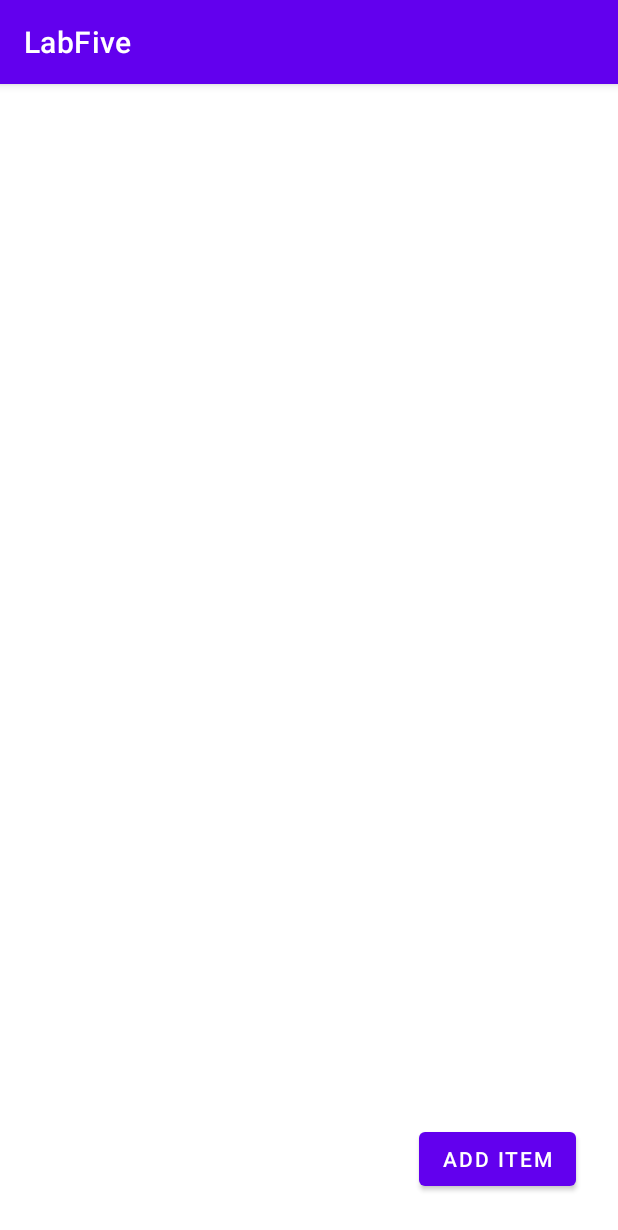
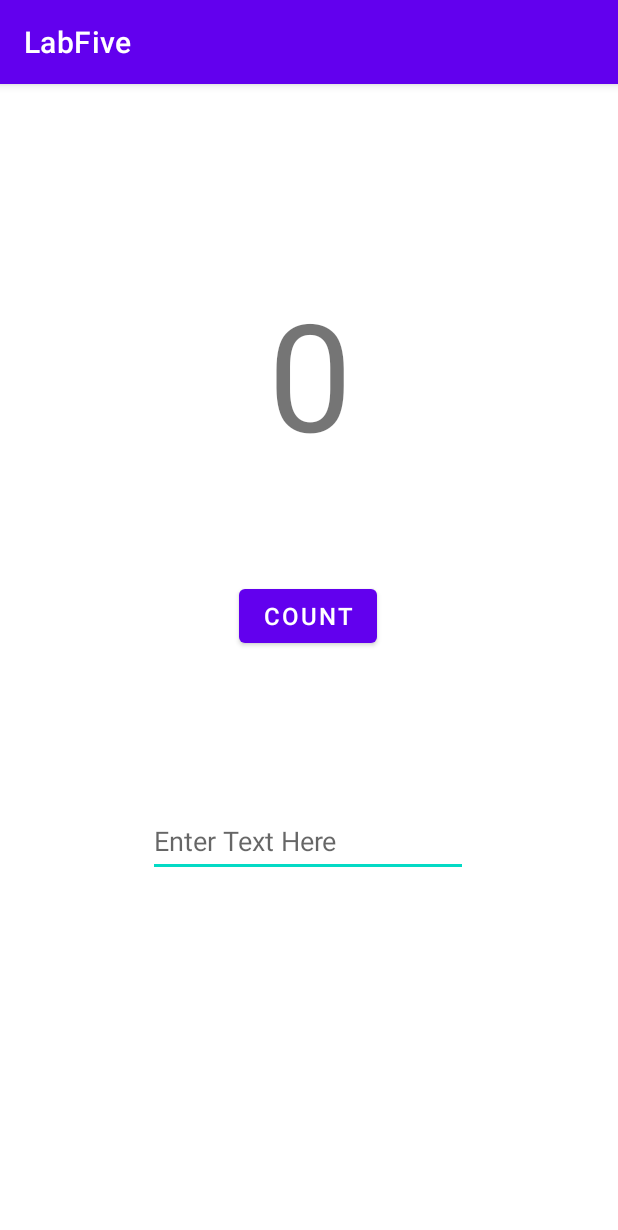
Before and after one commit to Ashim-K-Shrestha/Activity-Lifecycle-and-State, an Android app: the screen it shows after launch (MainActivity), on a phone screen of 412 x 824 dp. Shown: the top 1230 px of the screen. Run offline under Robolectric (Android 15) with nearby library versions, the phone set to English and light mode, and no system bars.

Commit message:
Homework Completed

```diff
--- a/app/src/main/java/com/example/labfive/MainActivity.java
+++ b/app/src/main/java/com/example/labfive/MainActivity.java
@@ -6,6 +6,7 @@ import android.content.Intent;
 import android.os.Bundle;
 import android.util.Log;
 import android.view.View;
+import android.widget.Button;
 import android.widget.EditText;
 import android.widget.TextView;
 
@@ -16,41 +17,38 @@ public class MainActivity extends AppCompatActivity {
     // creating a constant for the intent extra
     public static final int TEXT_REQUEST = 1;
 
-    // initializing an object of class ShopList for storing the products
-    private ShopList items = new ShopList();
+    // variable for the count value
+    int count = 0;
 
-    //
-    public MainActivity() {
-    }
+    // defining a variable for the count value
+    private TextView count_view;
+    private Button count_button;
 
     @Override
     protected void onCreate(Bundle savedInstanceState) {
         super.onCreate(savedInstanceState);
         setContentView(R.layout.activity_main);
 
+        // assigning and referencing the view to the variable
+        count_view = findViewById(R.id.textView);
+        count_button = findViewById(R.id.button11);
+
+
+        // using anonymous function because function is declared after 'new' keyword instead of object name
+        // setting an onClick listener for the count button to increase the count when clicked
+        count_button.setOnClickListener(new View.OnClickListener() {
+            @Override
+            public void onClick(View view) {
+                // increment in the value of variable
+                count++;
+                // count+"" is done to convert into string
+                // setting the value of the counter to the textView
+                count_view.setText(count+"");
+            }
+        });
+
         // Fetching the intent from the second activity
         Intent intent = getIntent();
-
-        // if the instances are saved and the list hashmap object is not null then,
-        if ((savedInstanceState != null) && (savedInstanceState.getSerializable("list") != null)) {
-            // storing the element of object 'list' into new hashmap object 'l'
-            HashMap<String, Integer> l = (HashMap<String, Integer>) savedInstanceState.getSerializable("list");
-            // assigning the textView with the id
-            TextView tv = findViewById(R.id.textView);
-            // setting the text to blank
-            tv.setText("");
-            // creating a set of the keys only from 'l' object and storing into the 'k' variable
-            for (String k : l.keySet()) {
-                // getting the elements similar to 'k' elements from 'l' object and storing into the new variable
-                String s = l.get(k).toString() + " " + k + "\n";
-                // setting the textView content with the elements from the new variable
-                tv.setText(tv.getText() + s);
-                // adding each items into the 'items' hashmap object
-                for (int i = 0; i < l.get(k); i++) {
-                    items.addItem(k);
-                }
-            }
-        }
     }
 
     public void launchSecondActivity(View view) {
@@ -59,38 +57,4 @@ public class MainActivity extends AppCompatActivity {
         // starting the second activity with results
         startActivityForResult(intent, TEXT_REQUEST);
     }
-
-    @Override
-    protected void onSaveInstanceState(Bundle savedInstanceState) {
-        super.onSaveInstanceState(savedInstanceState);
-        // inserting a serializable value into the bundle using the list as the key and its elements as the values
-        savedInstanceState.putSerializable("list", items.getItems());
-    }
-
-    @Override
-    public void onActivityResult(int requestCode, int resultCode, Intent data) {
-        super.onActivityResult(requestCode, resultCode, data);
-
-        // if the requestCode is equal to TEXT_REQUEST
-        if (requestCode == TEXT_REQUEST) {
-            // if the resultCode is equal to RESULT_OK
-            if (resultCode == RESULT_OK) {
-                // storing the
-                String item = data.getStringExtra(SecondActivity.EXTRA_MESSAGE);
-                items.addItem(item);
-            }
-            // executing the function created below for displaying the list of products
-            drawView();
-        }
-    }
-
-    public void drawView() {
-        HashMap<String, Integer> l = items.getItems();
-        TextView tv = findViewById(R.id.textView);
-        tv.setText("");
-        for (String k : l.keySet()) {
-            String s = l.get(k).toString() + " " + k + "\n";
-            tv.setText(tv.getText() + s);
-        }
-    }
 }
--- a/app/src/main/res/layout/activity_main.xml
+++ b/app/src/main/res/layout/activity_main.xml
@@ -6,157 +6,46 @@
     android:layout_height="match_parent"
     tools:context=".MainActivity">
 
-    <!--Button to open the second activity with the product list-->
-    <Button
-        android:id="@+id/shopButton"
-        android:layout_width="wrap_content"
-        android:layout_height="wrap_content"
-        android:layout_marginEnd="28dp"
-        android:layout_marginBottom="27dp"
-        android:text="@string/add_item"
-        app:layout_constraintBottom_toBottomOf="parent"
-        app:layout_constraintEnd_toEndOf="parent"
-        android:onClick="launchSecondActivity"
-        android:layout_marginRight="28dp" />
-
-    <!--TextView to hold the selected product-->
     <TextView
         android:id="@+id/textView"
         android:layout_width="wrap_content"
         android:layout_height="wrap_content"
-        android:layout_marginStart="88dp"
-        android:layout_marginTop="15dp"
-        android:text=""
-        android:textSize="18sp"
-        android:visibility="visible"
+        android:text="0"
+        android:textSize="100sp"
+        app:layout_constraintBottom_toTopOf="@+id/button11"
+        app:layout_constraintEnd_toEndOf="parent"
+        app:layout_constraintHorizontal_bias="0.501"
         app:layout_constraintStart_toStartOf="parent"
         app:layout_constraintTop_toTopOf="parent"
-        android:layout_marginLeft="88dp" />
+        app:layout_constraintVertical_bias="0.638" />
 
-    <!--TextView to hold the selected product-->
-    <TextView
-        android:id="@+id/textView2"
+    <!--EditText for writing the message-->
+    <Button
+        android:id="@+id/button11"
         android:layout_width="wrap_content"
         android:layout_height="wrap_content"
-        android:layout_marginStart="87dp"
-        android:layout_marginTop="8dp"
-        android:text=""
-        android:textSize="18sp"
-        android:visibility="visible"
+        android:text="Count"
+        android:textSize="16sp"
+        app:layout_constraintBottom_toBottomOf="parent"
+        app:layout_constraintEnd_toEndOf="parent"
+        app:layout_constraintHorizontal_bias="0.498"
         app:layout_constraintStart_toStartOf="parent"
-        app:layout_constraintTop_toBottomOf="@+id/textView"
-        android:layout_marginLeft="87dp" />
+        app:layout_constraintTop_toTopOf="parent"
+        app:layout_constraintVertical_bias="0.459" />
 
-    <!--TextView to hold the selected product-->
-    <TextView
-        android:id="@+id/textView3"
+    <EditText
+        android:id="@+id/editText_main"
         android:layout_width="wrap_content"
         android:layout_height="wrap_content"
-        android:layout_marginStart="87dp"
-        android:layout_marginTop="8dp"
-        android:text=""
-        android:textSize="18sp"
-        android:visibility="visible"
+        android:layout_marginTop="88dp"
+        android:ems="10"
+        android:hint="@string/text_hint"
+        android:inputType="textLongMessage"
+        android:minHeight="48dp"
+        app:layout_constraintBottom_toBottomOf="parent"
+        app:layout_constraintEnd_toEndOf="parent"
+        app:layout_constraintHorizontal_bias="0.497"
         app:layout_constraintStart_toStartOf="parent"
-        app:layout_constraintTop_toBottomOf="@+id/textView2"
-        android:layout_marginLeft="87dp" />
-
-    <!--TextView to hold the selected product-->
-    <TextView
-        android:id="@+id/textView4"
-        android:layout_width="wrap_content"
-        android:layout_height="wrap_content"
-        android:layout_marginStart="87dp"
-        android:layout_marginTop="8dp"
-        android:text=""
-        android:textSize="18sp"
-        android:visibility="visible"
-        app:layout_constraintStart_toStartOf="parent"
-        app:layout_constraintTop_toBottomOf="@+id/textView3"
-        android:layout_marginLeft="87dp" />
-
-    <!--TextView to hold the selected product-->
-    <TextView
-        android:id="@+id/textView5"
-        android:layout_width="wrap_content"
-        android:layout_height="wrap_content"
-        android:layout_marginStart="88dp"
-        android:layout_marginTop="8dp"
-        android:text=""
-        android:textSize="18sp"
-        android:visibility="visible"
-        app:layout_constraintStart_toStartOf="parent"
-        app:layout_constraintTop_toBottomOf="@+id/textView4"
-        android:layout_marginLeft="88dp" />
-
-    <!--TextView to hold the selected product-->
-    <TextView
-        android:id="@+id/textView6"
-        android:layout_width="wrap_content"
-        android:layout_height="wrap_content"
-        android:layout_marginStart="87dp"
-        android:layout_marginTop="8dp"
-        android:text=""
-        android:textSize="18sp"
-        android:visibility="visible"
-        app:layout_constraintStart_toStartOf="parent"
-        app:layout_constraintTop_toBottomOf="@+id/textView5"
-        android:layout_marginLeft="87dp" />
-
-    <!--TextView to hold the selected product-->
-    <TextView
-        android:id="@+id/textView7"
-        android:layout_width="wrap_content"
-        android:layout_height="wrap_content"
-        android:layout_marginStart="88dp"
-        android:layout_marginTop="8dp"
-        android:text=""
-        android:textSize="18sp"
-        android:visibility="visible"
-        app:layout_constraintStart_toStartOf="parent"
-        app:layout_constraintTop_toBottomOf="@+id/textView6"
-        android:layout_marginLeft="88dp" />
-
-    <!--TextView to hold the selected product-->
-    <TextView
-        android:id="@+id/textView8"
-        android:layout_width="wrap_content"
-        android:layout_height="wrap_content"
-        android:layout_marginStart="87dp"
-        android:layout_marginTop="8dp"
-        android:text=""
-        android:textSize="18sp"
-        android:visibility="visible"
-        app:layout_constraintStart_toStartOf="parent"
-        app:layout_constraintTop_toBottomOf="@+id/textView7"
-        android:layout_marginLeft="87dp" />
-
-    <!--TextView to hold the selected product-->
-    <TextView
-        android:id="@+id/textView9"
-        android:layout_width="wrap_content"
-        android:layout_height="wrap_content"
-        android:layout_marginStart="88dp"
-        android:layout_marginTop="8dp"
-        android:text=""
-        android:textSize="18sp"
-        android:visibility="visible"
-        app:layout_constraintStart_toStartOf="parent"
-        app:layout_constraintTop_toBottomOf="@+id/textView8"
-        android:layout_marginLeft="88dp" />
-
-    <!--TextView to hold the selected product-->
-    <TextView
-        android:id="@+id/textView10"
-        android:layout_width="wrap_content"
-        android:layout_height="wrap_content"
-        android:layout_marginStart="87dp"
-        android:layout_marginTop="8dp"
-        android:text=""
-        android:textSize="18sp"
-        android:visibility="visible"
-        app:layout_constraintStart_toStartOf="parent"
-        app:layout_constraintTop_toBottomOf="@+id/textView9"
-        android:layout_marginLeft="87dp" />
-
+        app:layout_constraintTop_toBottomOf="@+id/button11"
+        app:layout_constraintVertical_bias="0.055" />
 </androidx.constraintlayout.widget.ConstraintLayout>
--- a/app/src/main/res/values/strings.xml
+++ b/app/src/main/res/values/strings.xml
@@ -22,4 +22,5 @@
     <string name="breadList">Bread</string>
     <string name="berriesList">Berries</string>
     <string name="add_item">Add Item</string>
+    <string name="text_hint">Enter Text Here</string>
 </resources>
```
Also changed, not shown: 1 other file.
